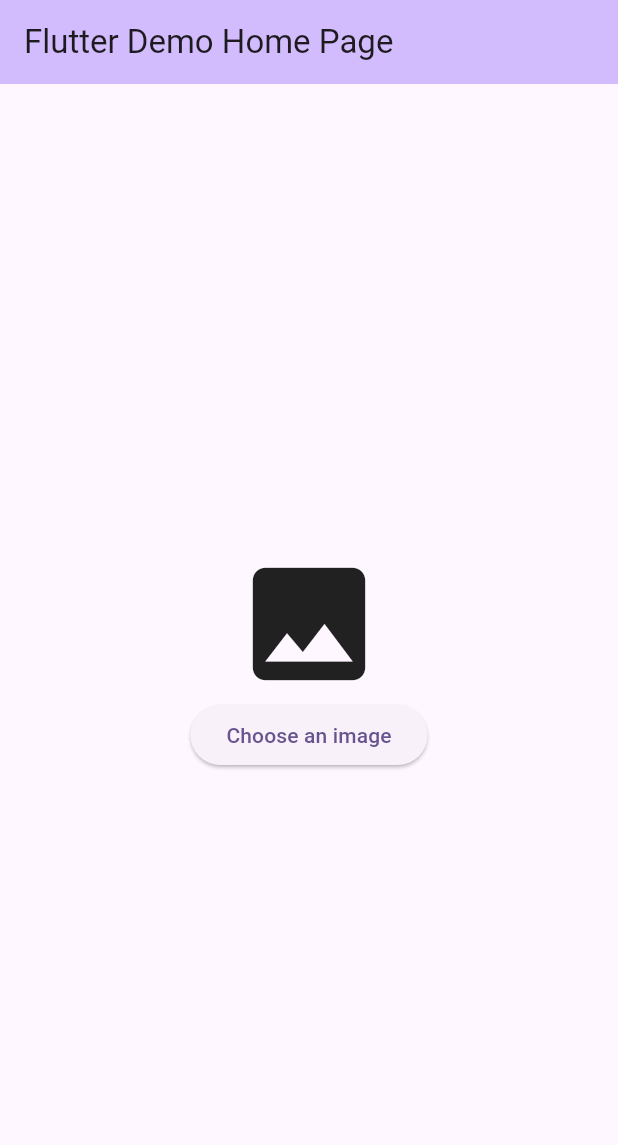
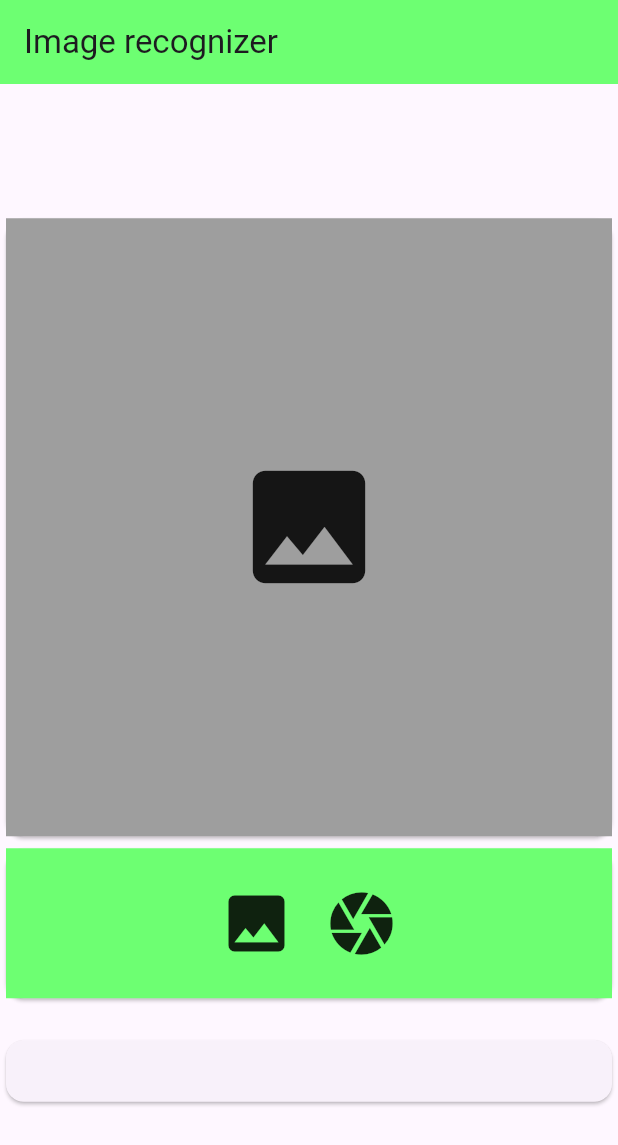
Before and after one commit to sine-git/ai-image_picker_application, a Flutter app: the screen it shows after launch, on a phone screen of 412 x 824 dp. Shown: the top 1145 px of the screen. Run offline on Flutter 3.47's test engine with Material 3 defaults, Android fonts, the light colour scheme and no system bars; our stand-ins replace image_picker; missing offline and left inert: google_mlkit_image_labeling.

Commit message:
adding image labeling detection

```diff
--- a/lib/home-page.dart
+++ b/lib/home-page.dart
@@ -1,6 +1,7 @@
 import 'dart:io';
 
 import 'package:flutter/material.dart';
+import 'package:google_mlkit_image_labeling/google_mlkit_image_labeling.dart';
 import 'package:image_picker/image_picker.dart';
 
 class HomePage extends StatefulWidget {
@@ -14,46 +15,113 @@ class HomePage extends StatefulWidget {
 class _HomePageState extends State<HomePage> {
   File? image;
   late ImagePicker imagePicker;
-
+  late ImageLabeler imageLabeler;
+  String results = "";
   @override
   void initState() {
     // TODO: implement initState
     imagePicker = ImagePicker();
+    final ImageLabelerOptions options =
+        ImageLabelerOptions(confidenceThreshold: 0.8);
+    imageLabeler = ImageLabeler(options: options);
     super.initState();
   }
 
   chooseImage(ImageSource imageSource) async {
+    results = "";
     XFile? selectedImage = await imagePicker.pickImage(source: imageSource);
     if (selectedImage != null) {
       setState(() {
         image = File(selectedImage.path);
       });
+      performImageLabeling();
     }
+  }
+
+  performImageLabeling() async {
+    InputImage inputImage = InputImage.fromFile(image!);
+    final List<ImageLabel> labels = await imageLabeler.processImage(inputImage);
+    for (ImageLabel label in labels) {
+      final String text = label.label;
+      final int index = label.index;
+      final double confidence = label.confidence;
+      print(
+          "Image label : \n $text \n Image index: $index \n Image confidence: $confidence");
+      results += "label :$text, confidence : $confidence\n";
+    }
+    setState(() {
+      results;
+    });
   }
 
   @override
   Widget build(BuildContext context) {
     return Scaffold(
         appBar: AppBar(
-          backgroundColor: Theme.of(context).colorScheme.inversePrimary,
-          title: Text(widget.title),
+          backgroundColor: Color.fromARGB(255, 109, 255, 114),
+          title: Text("Image recognizer"),
         ),
         body: Center(
+          child: SingleChildScrollView(
             child: Column(
               mainAxisAlignment: MainAxisAlignment.center,
               children: <Widget>[
-              image == null
+                Card(
+                  child: Container(
+                    color: Colors.grey,
+                    width: MediaQuery.of(context).size.width,
+                    height: MediaQuery.of(context).size.height / 2,
+                    child: image == null
                         ? Icon(Icons.image, size: 100)
-                  : Image.file(image!!),
-              ElevatedButton(
-                  onPressed: () {
+                        : Image.file(
+                            image!!,
+                            fit: BoxFit.cover,
+                          ),
+                  ),
+                ),
+                Card(
+                  child: Container(
+                    height: 100,
+                    color: Color.fromARGB(255, 109, 255, 114),
+                    child: Row(
+                      mainAxisAlignment: MainAxisAlignment.center,
+                      children: [
+                        InkWell(
+                          onTap: () {
                             chooseImage(ImageSource.gallery);
                           },
-                  onLongPress: () {
+                          child: Icon(
+                            Icons.image,
+                            size: 50,
+                          ),
+                        ),
+                        SizedBox(
+                          width: 20,
+                        ),
+                        InkWell(
+                          onTap: () {
                             chooseImage(ImageSource.camera);
                           },
-                  child: Text("Choose an image"))
+                          child: Icon(
+                            Icons.camera,
+                            size: 50,
+                          ),
+                        )
                       ],
+                    ),
+                  ),
+                ),
+                SizedBox(
+                  height: 20,
+                ),
+                Card(
+                    child: Container(
+                  width: double.infinity,
+                  child: Text(results),
+                  margin: EdgeInsets.all(10),
+                ))
+              ],
+            ),
           ),
         ));
   }
```
Also changed, not shown: 3 other files. Lines whose indentation alone changed are shown as unchanged.
